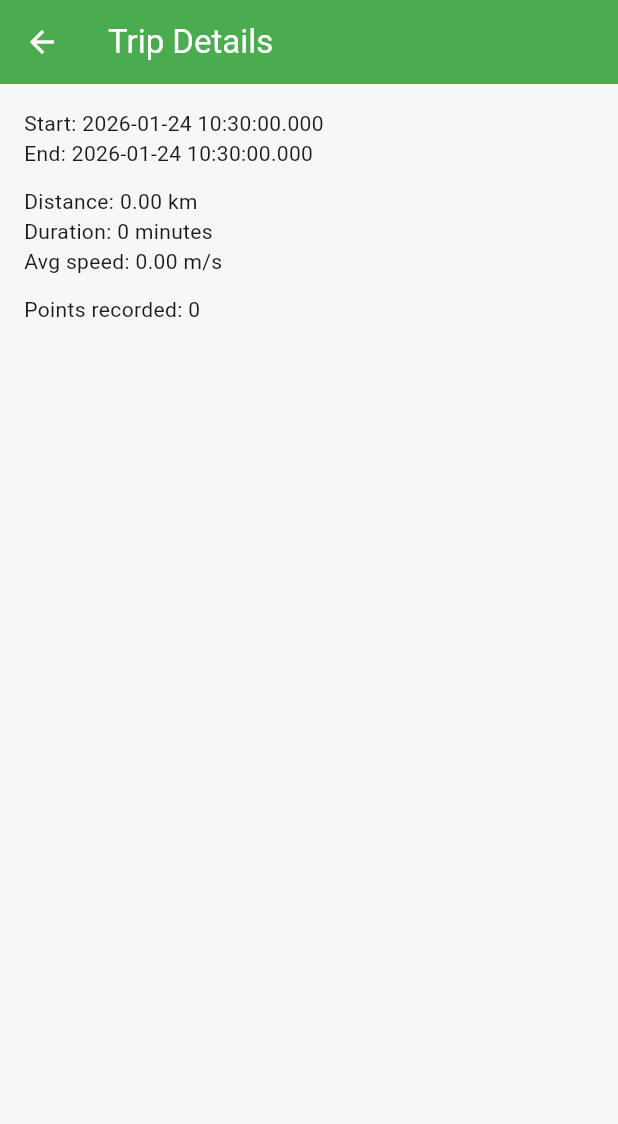
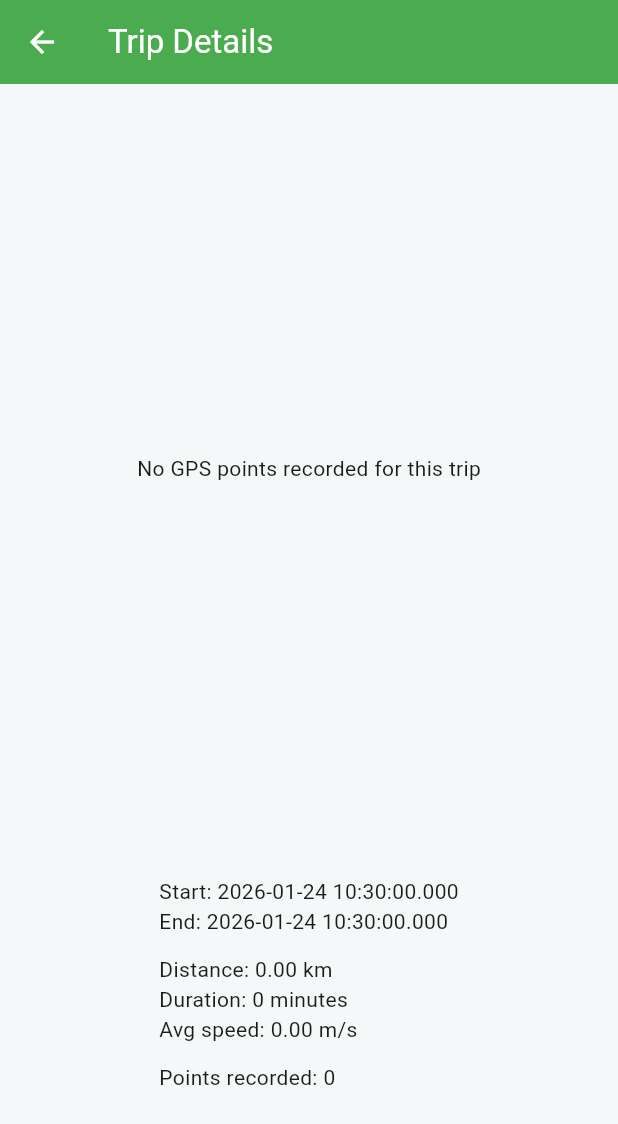
Before and after one commit to BBPpolimi/MurugesanPalanisamyMarasani, a Flutter app: the TripDetailsPage screen opened directly with empty values, on a phone screen of 412 x 824 dp. Shown: the top 1124 px of the screen. Run offline on Flutter 3.47's test engine with Material 3 defaults, Android fonts, the phone set to English and light mode, and no system bars; our stand-ins replace cloud_firestore, dio, firebase_auth, firebase_core, flutter_riverpod, geolocator and 3 more; accounts and stored records are empty.

Commit message:
Implement trip tracking and data model updates

```diff
--- a/lib/pages/record_trip_page.dart
+++ b/lib/pages/record_trip_page.dart
@@ -1,11 +1,10 @@
-import 'dart:async';
 import 'package:flutter/material.dart';
 import 'package:flutter_riverpod/flutter_riverpod.dart';
 import 'package:google_maps_flutter/google_maps_flutter.dart';
 
-import '../models/trip_state.dart';
 import '../services/providers.dart';
 import '../services/trip_service.dart';
+import '../models/trip_state.dart';
 
 class RecordTripPage extends ConsumerStatefulWidget {
   const RecordTripPage({super.key});
@@ -96,7 +95,7 @@
                   child: Container(
                     padding: const EdgeInsets.all(8),
                     decoration: BoxDecoration(
-                      color: Colors.white.withOpacity(0.9),
+                      color: Colors.white.withAlpha(230), // approx 0.9 * 255
                       borderRadius: BorderRadius.circular(8),
                       boxShadow: const [BoxShadow(blurRadius: 4, color: Colors.black26)],
                     ),
--- a/lib/pages/trip_details_page.dart
+++ b/lib/pages/trip_details_page.dart
@@ -1,4 +1,5 @@
 import 'package:flutter/material.dart';
+import 'package:google_maps_flutter/google_maps_flutter.dart';
 import '../models/trip.dart';
 
 class TripDetailsPage extends StatelessWidget {
@@ -8,10 +9,86 @@
 
   @override
   Widget build(BuildContext context) {
+    Set<Polyline> polylines = {};
+    Set<Marker> markers = {};
+    CameraPosition initialPosition;
+
+    if (trip.points.isNotEmpty) {
+      final points = trip.points
+          .map((p) => LatLng(p.latitude, p.longitude))
+          .toList();
+
+      polylines.add(
+        Polyline(
+          polylineId: PolylineId(trip.id),
+          points: points,
+          color: Colors.blue,
+          width: 5,
+        ),
+      );
+
+      markers.add(
+        Marker(
+          markerId: const MarkerId('start'),
+          position: points.first,
+          icon: BitmapDescriptor.defaultMarkerWithHue(BitmapDescriptor.hueGreen),
+          infoWindow: const InfoWindow(title: 'Start'),
+        ),
+      );
+
+      markers.add(
+        Marker(
+          markerId: const MarkerId('end'),
+          position: points.last,
+          icon: BitmapDescriptor.defaultMarkerWithHue(BitmapDescriptor.hueRed),
+          infoWindow: const InfoWindow(title: 'End'),
+        ),
+      );
+
+      initialPosition = CameraPosition(
+        target: points.first,
+        zoom: 15,
+      );
+    } else {
+       initialPosition = const CameraPosition(
+        target: LatLng(0, 0),
+        zoom: 2,
+      );
+    }
+
     return Scaffold(
       appBar: AppBar(title: const Text('Trip Details')),
-      body: Padding(
+      body: Column(
+        children: [
+          Expanded(
+            flex: 2,
+            child: trip.points.isNotEmpty
+                ? GoogleMap(
+                    initialCameraPosition: initialPosition,
+                    polylines: polylines,
+                    markers: markers,
+                    onMapCreated: (controller) {
+                       if (trip.points.isNotEmpty) {
+                          final bounds = _boundsFromLatLngList(
+                            trip.points.map((p) => LatLng(p.latitude, p.longitude)).toList()
+                          );
+                          Future.delayed(const Duration(milliseconds: 500), () {
+                             try {
+                               controller.animateCamera(CameraUpdate.newLatLngBounds(bounds, 50));
+                             } catch (e) {
+                               debugPrint("Map animation error (expected if disposed): $e");
+                             }
+                          });
+                       }
+                    },
+                  )
+                : const Center(child: Text('No GPS points recorded for this trip')),
+          ),
+          Expanded(
+            flex: 1,
+            child: Padding(
               padding: const EdgeInsets.all(16),
+              child: SingleChildScrollView(
                 child: Column(
                   crossAxisAlignment: CrossAxisAlignment.start,
                   children: [
@@ -26,6 +103,27 @@
                   ],
                 ),
               ),
+            ),
+          ),
+        ],
+      ),
     );
   }
+
+  LatLngBounds _boundsFromLatLngList(List<LatLng> list) {
+    assert(list.isNotEmpty);
+    double? x0, x1, y0, y1;
+    for (LatLng latLng in list) {
+      if (x0 == null) {
+        x0 = x1 = latLng.latitude;
+        y0 = y1 = latLng.longitude;
+      } else {
+        if (latLng.latitude > x1!) x1 = latLng.latitude;
+        if (latLng.latitude < x0) x0 = latLng.latitude;
+        if (latLng.longitude > y1!) y1 = latLng.longitude;
+        if (latLng.longitude < y0!) y0 = latLng.longitude;
       }
+    }
+    return LatLngBounds(northeast: LatLng(x1!, y1!), southwest: LatLng(x0!, y0!));
+  }
+}
--- a/pubspec.yaml
+++ b/pubspec.yaml
@@ -22,6 +22,7 @@
 
     google_maps_flutter: ^2.14.0
     flutter_polyline_points: ^3.1.0
+    cloud_firestore: ^5.6.12
 
 dev_dependencies:
     flutter_test:
```
Also changed, not shown: lib/models/gps_point.dart (+20 -0 lines), lib/models/trip.dart (+26 -0 lines), lib/pages/home_page.dart (+23 -10 lines), lib/pages/trip_history_page.dart (+20 -18 lines), lib/services/providers.dart (+41 -2 lines), lib/services/trip_repository.dart (+54 -7 lines), lib/services/trip_service.dart (+14 -5 lines), pubspec.lock, 3 other files. Lines whose indentation alone changed are shown as unchanged.
